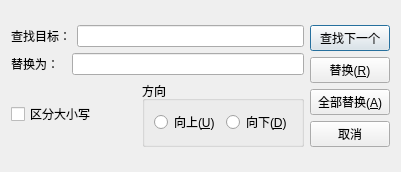
Before: the Qt Designer form replacedialog.ui in Tuski-aurora/MYNT, drawn with Qt 5.
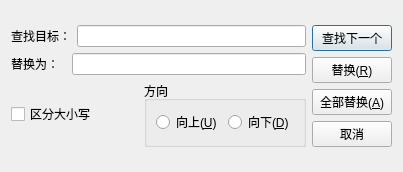
After: the same form once the commit is applied.

What changed in the file:
```diff
--- a/replacedialog.ui
+++ b/replacedialog.ui
@@ -9,7 +9,7 @@
    <rect>
     <x>0</x>
     <y>0</y>
-    <width>401</width>
+    <width>403</width>
     <height>172</height>
    </rect>
   </property>
```
